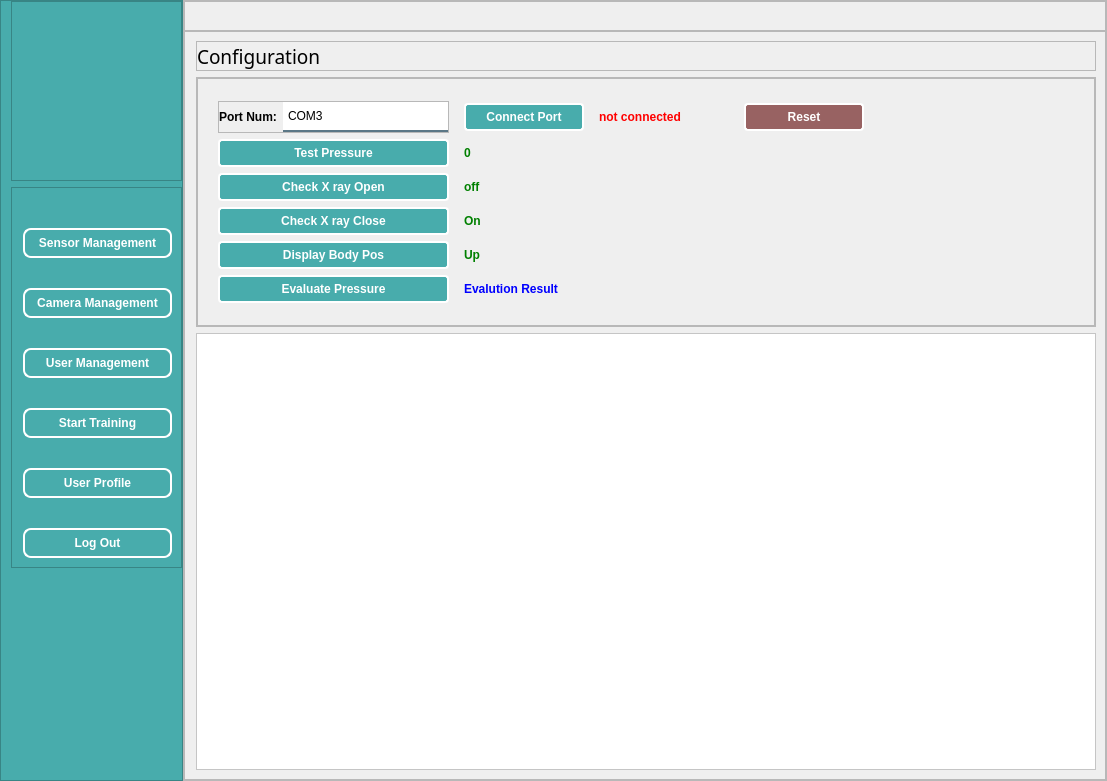
Qt form UIs/adminScreen.ui (ali7haider/Pulmonary-Artery-Balloon-Angioplasty_PyQT) before a commit.
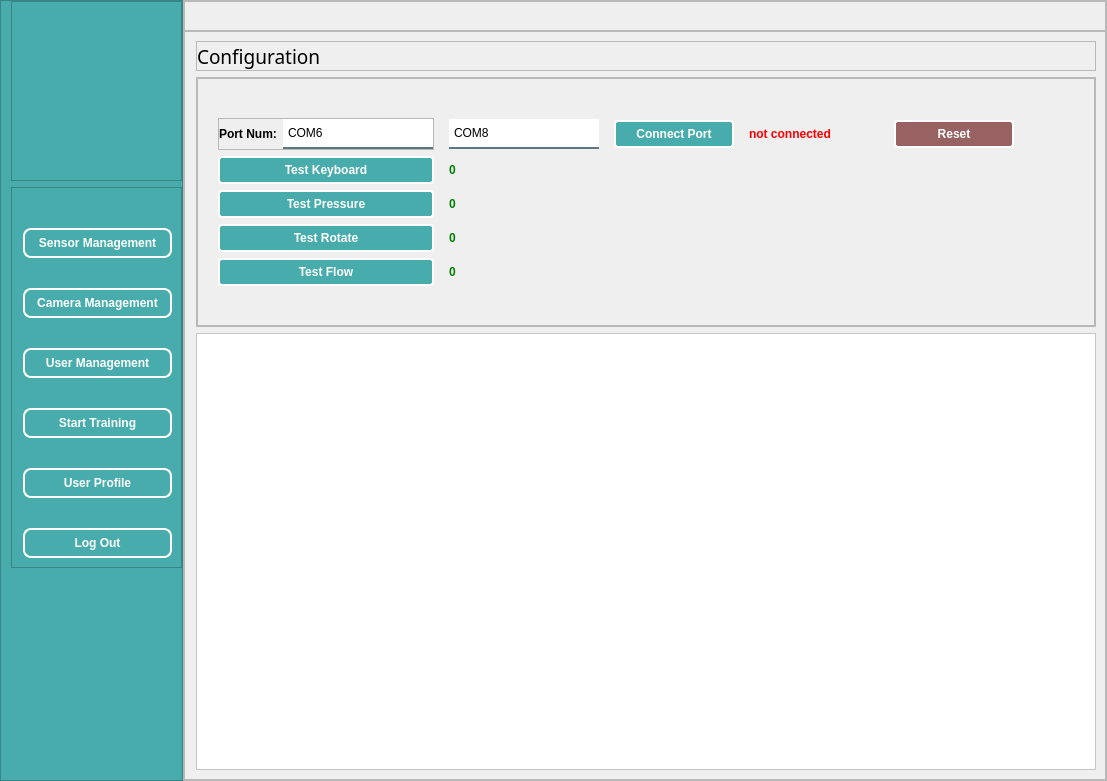
The same form after that commit. The open tabs and pages were chosen to show the change. Icons and pictures are not drawn.

Commit message: Modified Sensor Page according to new requirements

Diff of the .ui file:
```diff
--- a/UIs/adminScreen.ui
+++ b/UIs/adminScreen.ui
@@ -553,8 +553,8 @@
                          <property name="verticalSpacing">
                           <number>6</number>
                          </property>
-                         <item row="1" column="3">
-                          <widget class="QLabel" name="lblConnectStatus">
+                         <item row="1" column="5">
+                          <widget class="QLabel" name="connect_status">
                            <property name="minimumSize">
                             <size>
                              <width>130</width>
@@ -573,6 +573,9 @@
                            <property name="text">
                             <string>not connected</string>
                            </property>
+                           <property name="wordWrap">
+                            <bool>true</bool>
+                           </property>
                           </widget>
                          </item>
                          <item row="2" column="0">
@@ -587,11 +590,21 @@
                             <cursorShape>PointingHandCursor</cursorShape>
                            </property>
                            <property name="text">
-                            <string>Test Pressure</string>
+                            <string>Test Keyboard</string>
                            </property>
                           </widget>
                          </item>
-                         <item row="1" column="4">
+                         <item row="3" column="2">
+                          <widget class="QLabel" name="pressure_val">
+                           <property name="styleSheet">
+                            <string notr="true">color:green;</string>
+                           </property>
+                           <property name="text">
+                            <string>0</string>
+                           </property>
+                          </widget>
+                         </item>
+                         <item row="1" column="6">
                           <widget class="QPushButton" name="btnResetSensor">
                            <property name="minimumSize">
                             <size>
@@ -616,38 +629,6 @@
                            </property>
                           </widget>
                          </item>
-                         <item row="3" column="1">
-                          <widget class="QLabel" name="txtXrayOnVal">
-                           <property name="styleSheet">
-                            <string notr="true">color:green;</string>
-                           </property>
-                           <property name="text">
-                            <string>off</string>
-                           </property>
-                          </widget>
-                         </item>
-                         <item row="1" column="1">
-                          <widget class="QPushButton" name="btnConnectSensor">
-                           <property name="minimumSize">
-                            <size>
-                             <width>120</width>
-                             <height>0</height>
-                            </size>
-                           </property>
-                           <property name="maximumSize">
-                            <size>
-                             <width>16777215</width>
-                             <height>16777215</height>
-                            </size>
-                           </property>
-                           <property name="cursor">
-                            <cursorShape>PointingHandCursor</cursorShape>
-                           </property>
-                           <property name="text">
-                            <string>Connect Port</string>
-                           </property>
-                          </widget>
-                         </item>
                          <item row="1" column="0">
                           <widget class="QFrame" name="frame_9">
                            <property name="maximumSize">
@@ -697,77 +678,34 @@
                                </size>
                               </property>
                               <property name="text">
-                               <string>COM3</string>
+                               <string>COM6</string>
                               </property>
                              </widget>
                             </item>
                            </layout>
                           </widget>
                          </item>
-                         <item row="2" column="1">
-                          <widget class="QLabel" name="txtPressureVal">
-                           <property name="styleSheet">
-                            <string notr="true">color:green;</string>
-                           </property>
-                           <property name="text">
-                            <string>0</string>
-                           </property>
-                          </widget>
-                         </item>
                          <item row="3" column="0">
                           <widget class="QPushButton" name="btnCheckXrayOpen">
                            <property name="cursor">
                             <cursorShape>PointingHandCursor</cursorShape>
                            </property>
                            <property name="text">
-                            <string>Check X ray Open</string>
+                            <string>Test Pressure</string>
                            </property>
                           </widget>
                          </item>
-                         <item row="6" column="1">
-                          <widget class="QLabel" name="txtEvaluationResult">
+                         <item row="2" column="2">
+                          <widget class="QLabel" name="keyboard_val">
                            <property name="styleSheet">
-                            <string notr="true">color:blue;</string>
+                            <string notr="true">color:green;</string>
                            </property>
                            <property name="text">
-                            <string>Evalution Result</string>
+                            <string>0</string>
                            </property>
-                           <property name="wordWrap">
-                            <bool>true</bool>
-                           </property>
                           </widget>
                          </item>
-                         <item row="5" column="0">
-                          <widget class="QPushButton" name="btnDisplayBodyPos">
-                           <property name="cursor">
-                            <cursorShape>PointingHandCursor</cursorShape>
-                           </property>
-                           <property name="text">
-                            <string>Display Body Pos</string>
-                           </property>
-                          </widget>
-                         </item>
-                         <item row="4" column="0">
-                          <widget class="QPushButton" name="btnCheckXrayClose">
-                           <property name="cursor">
-                            <cursorShape>PointingHandCursor</cursorShape>
-                           </property>
-                           <property name="text">
-                            <string>Check X ray Close</string>
-                           </property>
-                          </widget>
-                         </item>
-                         <item row="6" column="0">
-                          <widget class="QPushButton" name="btnEvaluatePressure">
-                           <property name="cursor">
-                            <cursorShape>PointingHandCursor</cursorShape>
-                           </property>
-                           <property name="text">
-                            <string>Evaluate Pressure</string>
-                           </property>
-                          </widget>
-                         </item>
-                         <item row="1" column="5">
+                         <item row="1" column="7">
                           <spacer name="horizontalSpacer">
                            <property name="orientation">
                             <enum>Qt::Horizontal</enum>
@@ -780,23 +718,78 @@
                            </property>
                           </spacer>
                          </item>
-                         <item row="4" column="1">
-                          <widget class="QLabel" name="txtXrayOffVal">
+                         <item row="5" column="0">
+                          <widget class="QPushButton" name="play_button_flow">
+                           <property name="cursor">
+                            <cursorShape>PointingHandCursor</cursorShape>
+                           </property>
+                           <property name="text">
+                            <string>Test Flow</string>
+                           </property>
+                          </widget>
+                         </item>
+                         <item row="4" column="0">
+                          <widget class="QPushButton" name="play_button_rotate">
+                           <property name="cursor">
+                            <cursorShape>PointingHandCursor</cursorShape>
+                           </property>
+                           <property name="text">
+                            <string>Test Rotate</string>
+                           </property>
+                          </widget>
+                         </item>
+                         <item row="4" column="2">
+                          <widget class="QLabel" name="rotate_val">
                            <property name="styleSheet">
                             <string notr="true">color:green;</string>
                            </property>
                            <property name="text">
-                            <string>On</string>
+                            <string>0</string>
                            </property>
                           </widget>
                          </item>
-                         <item row="5" column="1">
-                          <widget class="QLabel" name="lblPositionVal">
+                         <item row="5" column="2">
+                          <widget class="QLabel" name="flow_val">
                            <property name="styleSheet">
                             <string notr="true">color:green;</string>
                            </property>
                            <property name="text">
-                            <string>Up</string>
+                            <string>0</string>
+                           </property>
+                          </widget>
+                         </item>
+                         <item row="1" column="4">
+                          <widget class="QPushButton" name="connect_button">
+                           <property name="minimumSize">
+                            <size>
+                             <width>120</width>
+                             <height>0</height>
+                            </size>
+                           </property>
+                           <property name="maximumSize">
+                            <size>
+                             <width>16777215</width>
+                             <height>16777215</height>
+                            </size>
+                           </property>
+                           <property name="cursor">
+                            <cursorShape>PointingHandCursor</cursorShape>
+                           </property>
+                           <property name="text">
+                            <string>Connect Port</string>
+                           </property>
+                          </widget>
+                         </item>
+                         <item row="1" column="2" colspan="2">
+                          <widget class="QLineEdit" name="port_entry_2">
+                           <property name="minimumSize">
+                            <size>
+                             <width>150</width>
+                             <height>30</height>
+                            </size>
+                           </property>
+                           <property name="text">
+                            <string>COM8</string>
                            </property>
                           </widget>
                          </item>
```
Left out of the diff: 11 changed lines with no effect on the pictures. The commit also changes 5 other files.
